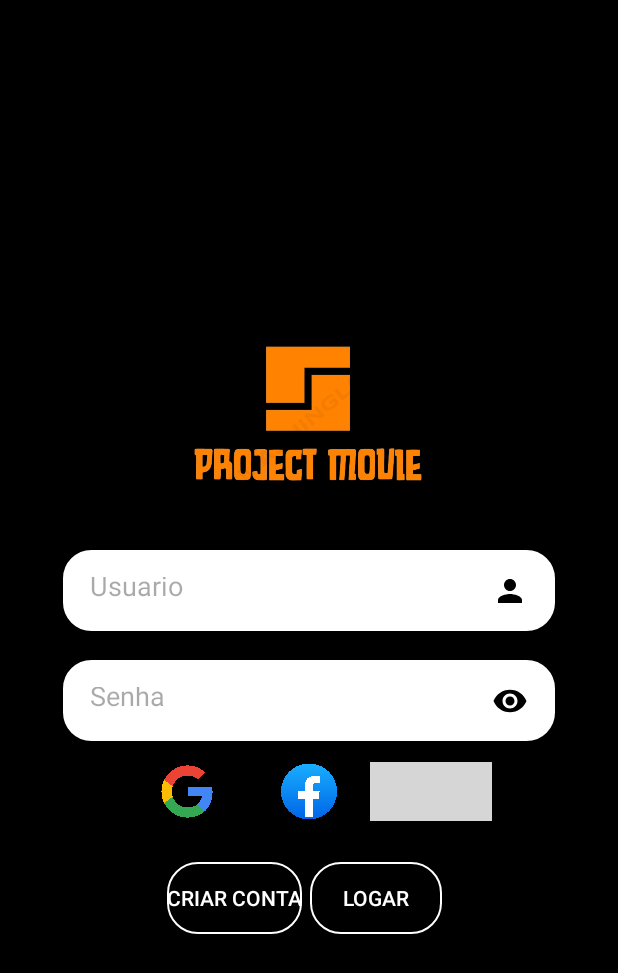
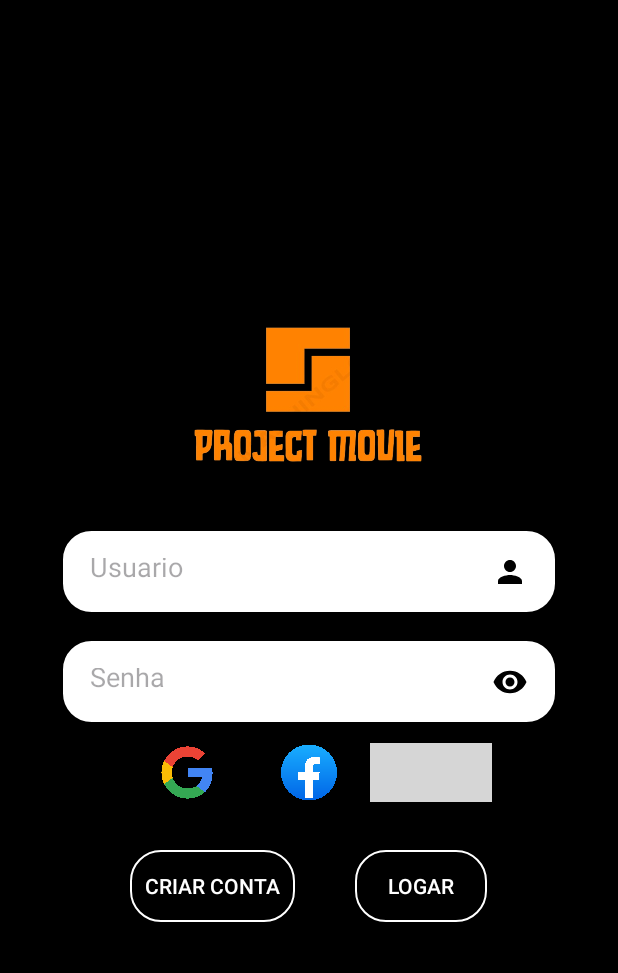
Before and after one commit to saviokane/Project_Movie, an Android app: the screen it shows after launch (LoginMainActivity), on a phone screen of 412 x 824 dp. Shown: the top 973 px of the screen. Run offline under Robolectric (Android 15) with nearby library versions, the phone set to English and light mode, and no system bars; 1 statement that could not run was skipped; grey boxes are pictures that could not be loaded.

Commit message:
Alterações nas páginas principais

```diff
--- a/app/src/main/res/layout/activity_main.xml
+++ b/app/src/main/res/layout/activity_main.xml
@@ -63,14 +63,18 @@
 
         <androidx.appcompat.widget.AppCompatButton
             style="@style/Button"
+            android:layout_margin="20dp"
             android:layout_marginEnd="5dp"
             android:textColor="@color/white"
             android:id="@+id/criar_conta"
             android:text="Criar conta"
+            android:padding="10dp"
             ></androidx.appcompat.widget.AppCompatButton>
 
         <androidx.appcompat.widget.AppCompatButton
             style="@style/Button"
+            android:padding="10dp"
+            android:layout_margin="20dp"
             android:layout_marginEnd="5dp"
             android:textColor="@color/white"
             android:id="@+id/button_logar"
```
